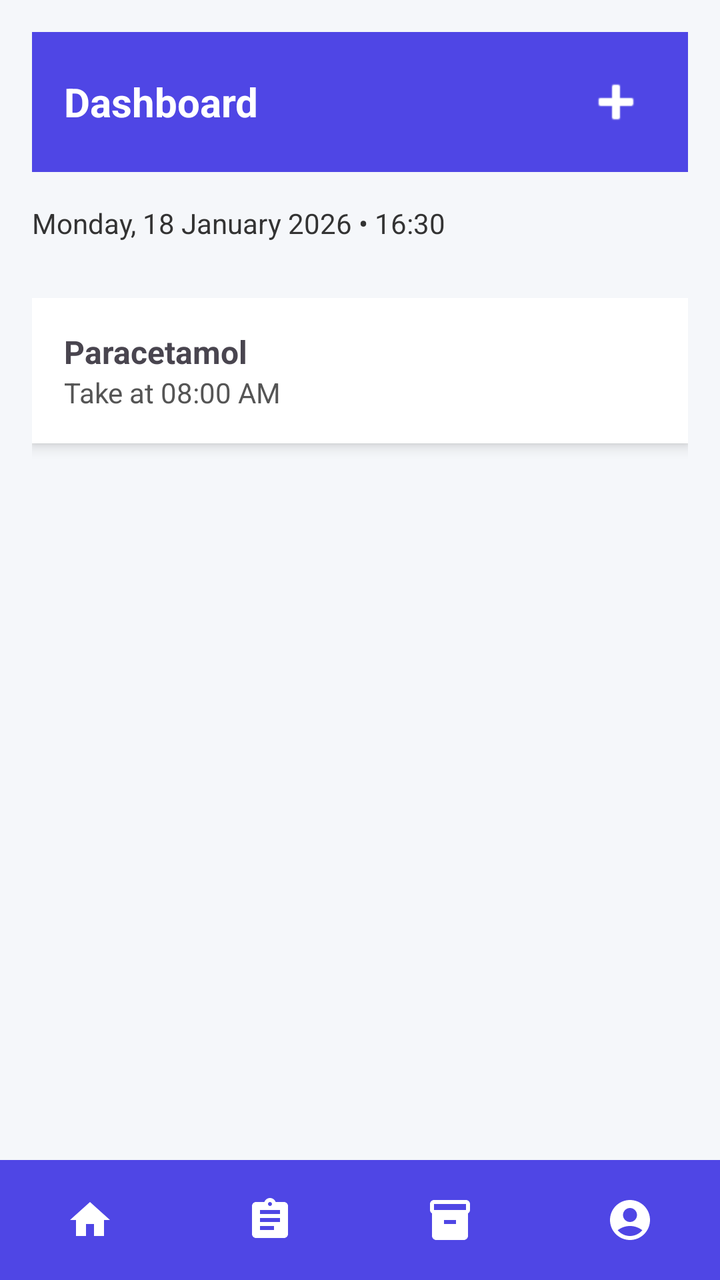
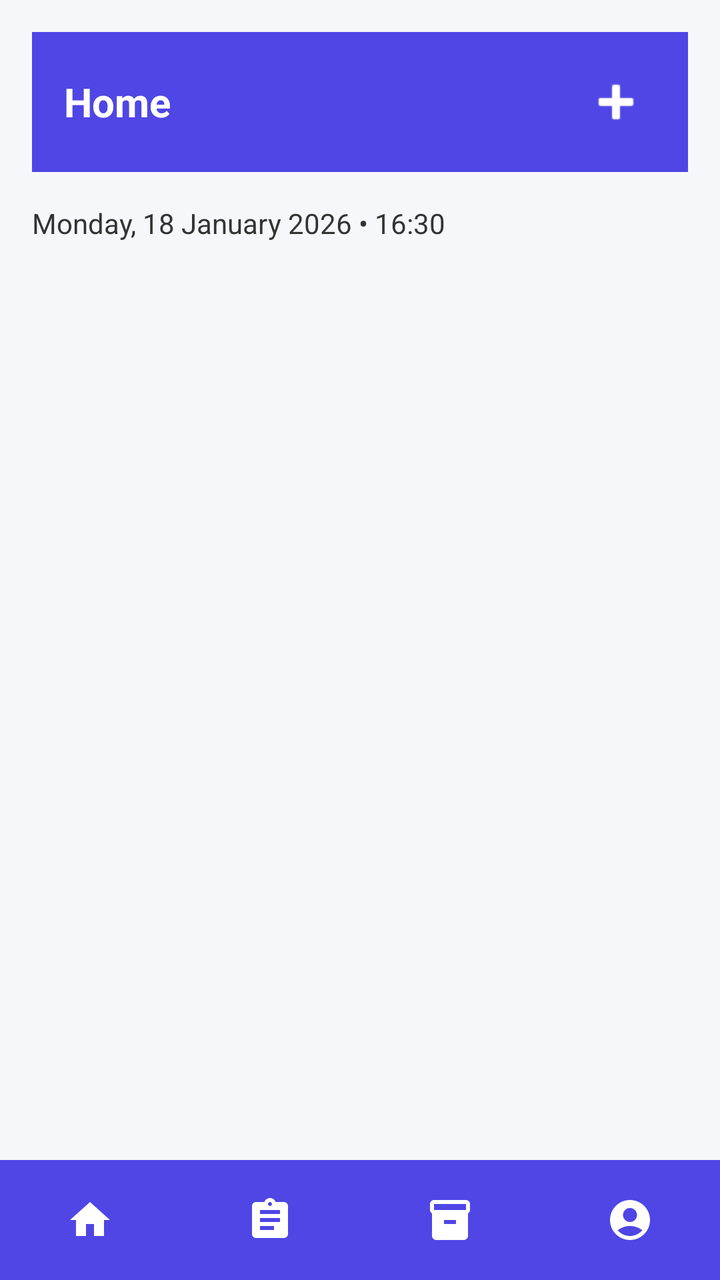

Two renders of the same Android screen: before a commit and after it. Below are the layout's source before the change and the commit's diff.
<!-- AndroidManifest.xml: application theme Theme.MediTrack -->
<!-- res/layout/activity_homepage.xml -->
<?xml version="1.0" encoding="utf-8"?>
<LinearLayout xmlns:android="http://schemas.android.com/apk/res/android"
    android:orientation="vertical"
    android:layout_width="match_parent"
    android:layout_height="match_parent"
    android:background="#F5F7FA">

    
    <LinearLayout
        android:layout_width="match_parent"
        android:layout_height="70dp"
        android:layout_margin="16dp"
        android:background="#4F46E5"
        android:padding="16dp"
        android:gravity="center_vertical"
        android:orientation="horizontal">

        <TextView
            android:layout_width="0dp"
            android:layout_height="wrap_content"
            android:layout_weight="1"
            android:text="Dashboard"
            android:textColor="#FFFFFF"
            android:textSize="20sp"
            android:textStyle="bold"/>

        <ImageButton
            android:id="@+id/btnAddMedication"
            android:layout_width="40dp"
            android:layout_height="40dp"
            android:background="@null"
            android:src="@android:drawable/ic_input_add"
            android:tint="#FFFFFF"
            android:contentDescription="Add Medication"/>
    </LinearLayout>

    
    <TextView
        android:id="@+id/txtAddHint"
        android:layout_width="wrap_content"
        android:layout_height="wrap_content"
        android:text="Add Medication"
        android:textColor="#555555"
        android:textSize="12sp"
        android:layout_gravity="end"
        android:layout_marginEnd="32dp"
        android:visibility="gone"/>

    
    <TextView
        android:id="@+id/txtDateTime"
        android:layout_width="wrap_content"
        android:layout_height="wrap_content"
        android:text="Monday, 18 January 2026 • 16:30"
        android:textSize="14sp"
        android:textColor="#333333"
        android:layout_marginStart="16dp"
        android:layout_marginBottom="12dp"/>

    
    <ScrollView
        android:layout_width="match_parent"
        android:layout_height="0dp"
        android:layout_weight="1">

        <LinearLayout
            android:layout_width="match_parent"
            android:layout_height="wrap_content"
            android:orientation="vertical"
            android:id="@+id/medicinesContainer"
            android:padding="16dp">

            
            <LinearLayout
                android:layout_width="match_parent"
                android:layout_height="wrap_content"
                android:background="#FFFFFF"
                android:padding="16dp"
                android:layout_marginBottom="12dp"
                android:elevation="4dp"
                android:orientation="vertical">

                <TextView
                    android:layout_width="wrap_content"
                    android:layout_height="wrap_content"
                    android:text="Paracetamol"
                    android:textSize="16sp"
                    android:textStyle="bold"/>

                <TextView
                    android:layout_width="wrap_content"
                    android:layout_height="wrap_content"
                    android:text="Take at 08:00 AM"
                    android:textColor="#555555"/>
            </LinearLayout>

        </LinearLayout>
    </ScrollView>

    
    <LinearLayout
        android:layout_width="match_parent"
        android:layout_height="60dp"
        android:background="#4F46E5"
        android:orientation="horizontal"
        android:weightSum="4">

        
        <LinearLayout
            android:layout_width="0dp"
            android:layout_height="match_parent"
            android:layout_weight="1"
            android:gravity="center"
            android:clickable="true"
            android:focusable="true">

            <ImageButton
                android:layout_width="24dp"
                android:layout_height="24dp"
                android:id="@+id/homeBtn"
                android:src="@drawable/homepage"
                android:contentDescription="Home "
                android:background="@null"
                android:scaleType="fitCenter"
                android:tint="#FFFFFF"/>
        </LinearLayout>

        
        <LinearLayout
            android:layout_width="0dp"
            android:layout_height="match_parent"
            android:layout_weight="1"
            android:gravity="center"
            android:clickable="true"
            android:focusable="true">

            <ImageButton
                android:layout_width="24dp"
                android:layout_height="24dp"
                android:id="@+id/recordsBtn"
                android:src="@drawable/records"
                android:contentDescription="Records"
                android:background="@null"
                android:scaleType="fitCenter"
                android:tint="#FFFFFF"/>
        </LinearLayout>

        
        <LinearLayout
            android:layout_width="0dp"
            android:layout_height="match_parent"
            android:layout_weight="1"
            android:gravity="center"
            android:clickable="true"
            android:focusable="true">

            <ImageButton
                android:layout_width="24dp"
                android:layout_height="24dp"
                android:id="@+id/inventoryBtn"
                android:src="@drawable/inventory"
                android:contentDescription="Inventory"
                android:background="@null"
                android:scaleType="fitCenter"
                android:tint="#FFFFFF"/>
        </LinearLayout>

        
        <LinearLayout
            android:layout_width="0dp"
            android:layout_height="match_parent"
            android:layout_weight="1"
            android:gravity="center"
            android:clickable="true"
            android:focusable="true">

            <ImageButton
                android:layout_width="24dp"
                android:layout_height="24dp"
                android:id="@+id/profileBtn"
                android:src="@drawable/profile"
                android:contentDescription="Profile"
                android:background="@null"
                android:scaleType="fitCenter"
                android:tint="#FFFFFF"/>
        </LinearLayout>

    </LinearLayout>

</LinearLayout>
<!-- resources referenced by this layout -->
<resources>
  <!-- drawable homepage (drawable) -->
  <vector xmlns:android="http://schemas.android.com/apk/res/android" android:height="24dp" android:tint="#000000" android:viewportHeight="24" android:viewportWidth="24" android:width="24dp">
        
      <path android:fillColor="@android:color/white" android:pathData="M10,20v-6h4v6h5v-8h3L12,3 2,12h3v8z"/>
      
  </vector>
  <!-- drawable inventory (drawable) -->
  <vector xmlns:android="http://schemas.android.com/apk/res/android" android:height="24dp" android:tint="#000000" android:viewportHeight="24" android:viewportWidth="24" android:width="24dp">
        
      <path android:fillColor="@android:color/white" android:pathData="M20,2L4,2c-1,0 -2,0.9 -2,2v3.01c0,0.72 0.43,1.34 1,1.69L3,20c0,1.1 1.1,2 2,2h14c0.9,0 2,-0.9 2,-2L21,8.7c0.57,-0.35 1,-0.97 1,-1.69L22,4c0,-1.1 -1,-2 -2,-2zM15,14L9,14v-2h6v2zM20,7L4,7L4,4l16,-0.02L20,7z"/>
      
  </vector>
  <!-- drawable profile (drawable) -->
  <vector xmlns:android="http://schemas.android.com/apk/res/android" android:height="24dp" android:tint="#000000" android:viewportHeight="24" android:viewportWidth="24" android:width="24dp">
        
      <path android:fillColor="@android:color/white" android:pathData="M12,2C6.48,2 2,6.48 2,12s4.48,10 10,10s10,-4.48 10,-10S17.52,2 12,2zM12,6c1.93,0 3.5,1.57 3.5,3.5S13.93,13 12,13s-3.5,-1.57 -3.5,-3.5S10.07,6 12,6zM12,20c-2.03,0 -4.43,-0.82 -6.14,-2.88C7.55,15.8 9.68,15 12,15s4.45,0.8 6.14,2.12C16.43,19.18 14.03,20 12,20z"/>
      
  </vector>
  <!-- drawable records (drawable) -->
  <vector xmlns:android="http://schemas.android.com/apk/res/android" android:autoMirrored="true" android:height="24dp" android:tint="#000000" android:viewportHeight="24" android:viewportWidth="24" android:width="24dp">
        
      <path android:fillColor="@android:color/white" android:pathData="M19,3h-4.18C14.4,1.84 13.3,1 12,1c-1.3,0 -2.4,0.84 -2.82,2L5,3c-1.1,0 -2,0.9 -2,2v14c0,1.1 0.9,2 2,2h14c1.1,0 2,-0.9 2,-2L21,5c0,-1.1 -0.9,-2 -2,-2zM12,3c0.55,0 1,0.45 1,1s-0.45,1 -1,1 -1,-0.45 -1,-1 0.45,-1 1,-1zM14,17L7,17v-2h7v2zM17,13L7,13v-2h10v2zM17,9L7,9L7,7h10v2z"/>
      
  </vector>
  <style name="Theme.MediTrack" parent="Base.Theme.MediTrack" />
  <style name="Base.Theme.MediTrack" parent="Theme.Material3.DayNight.NoActionBar">
          
          
      </style>
</resources>

<!-- the commit's change to res/layout/activity_homepage.xml (unified diff, before → after) -->
@@ -19,7 +19,7 @@
             android:layout_width="0dp"
             android:layout_height="wrap_content"
             android:layout_weight="1"
-            android:text="Dashboard"
+            android:text="Home"
             android:textColor="#FFFFFF"
             android:textSize="20sp"
             android:textStyle="bold"/>
@@ -33,18 +33,6 @@
             android:tint="#FFFFFF"
             android:contentDescription="Add Medication"/>
     </LinearLayout>
-
-    
-    <TextView
-        android:id="@+id/txtAddHint"
-        android:layout_width="wrap_content"
-        android:layout_height="wrap_content"
-        android:text="Add Medication"
-        android:textColor="#555555"
-        android:textSize="12sp"
-        android:layout_gravity="end"
-        android:layout_marginEnd="32dp"
-        android:visibility="gone"/>
 
     
     <TextView
@@ -70,31 +58,9 @@
             android:id="@+id/medicinesContainer"
             android:padding="16dp">
 
-            
-            <LinearLayout
-                android:layout_width="match_parent"
-                android:layout_height="wrap_content"
-                android:background="#FFFFFF"
-                android:padding="16dp"
-                android:layout_marginBottom="12dp"
-                android:elevation="4dp"
-                android:orientation="vertical">
-
-                <TextView
-                    android:layout_width="wrap_content"
-                    android:layout_height="wrap_content"
-                    android:text="Paracetamol"
-                    android:textSize="16sp"
-                    android:textStyle="bold"/>
-
-                <TextView
-                    android:layout_width="wrap_content"
-                    android:layout_height="wrap_content"
-                    android:text="Take at 08:00 AM"
-                    android:textColor="#555555"/>
-            </LinearLayout>
 
         </LinearLayout>
+
     </ScrollView>
 
     
